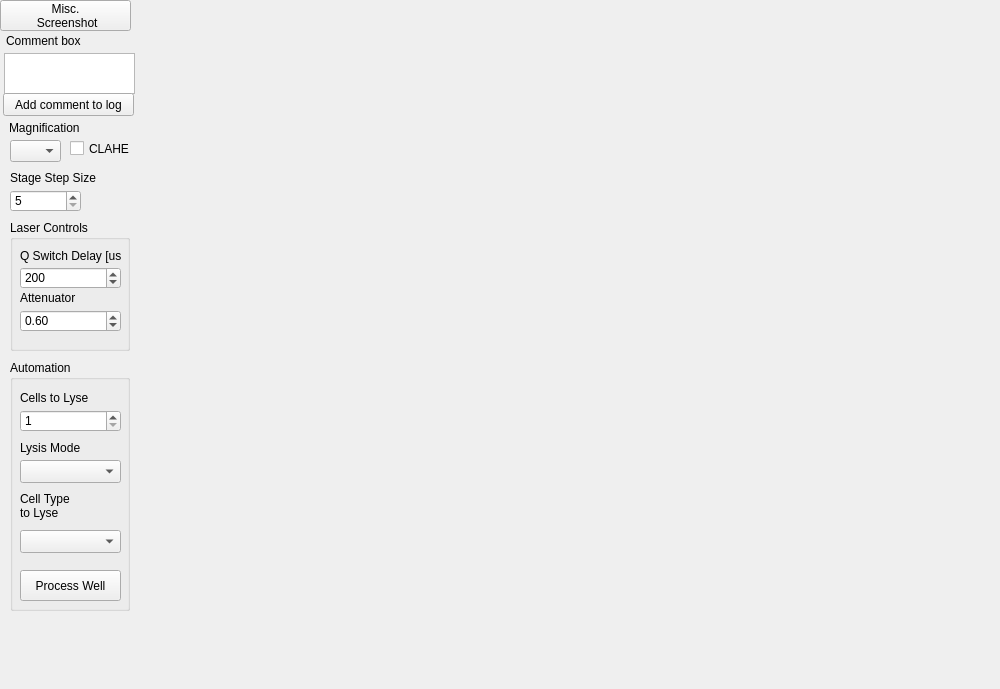
Old version of the form LCL.ui in the repository mkdryden/LCL_software.
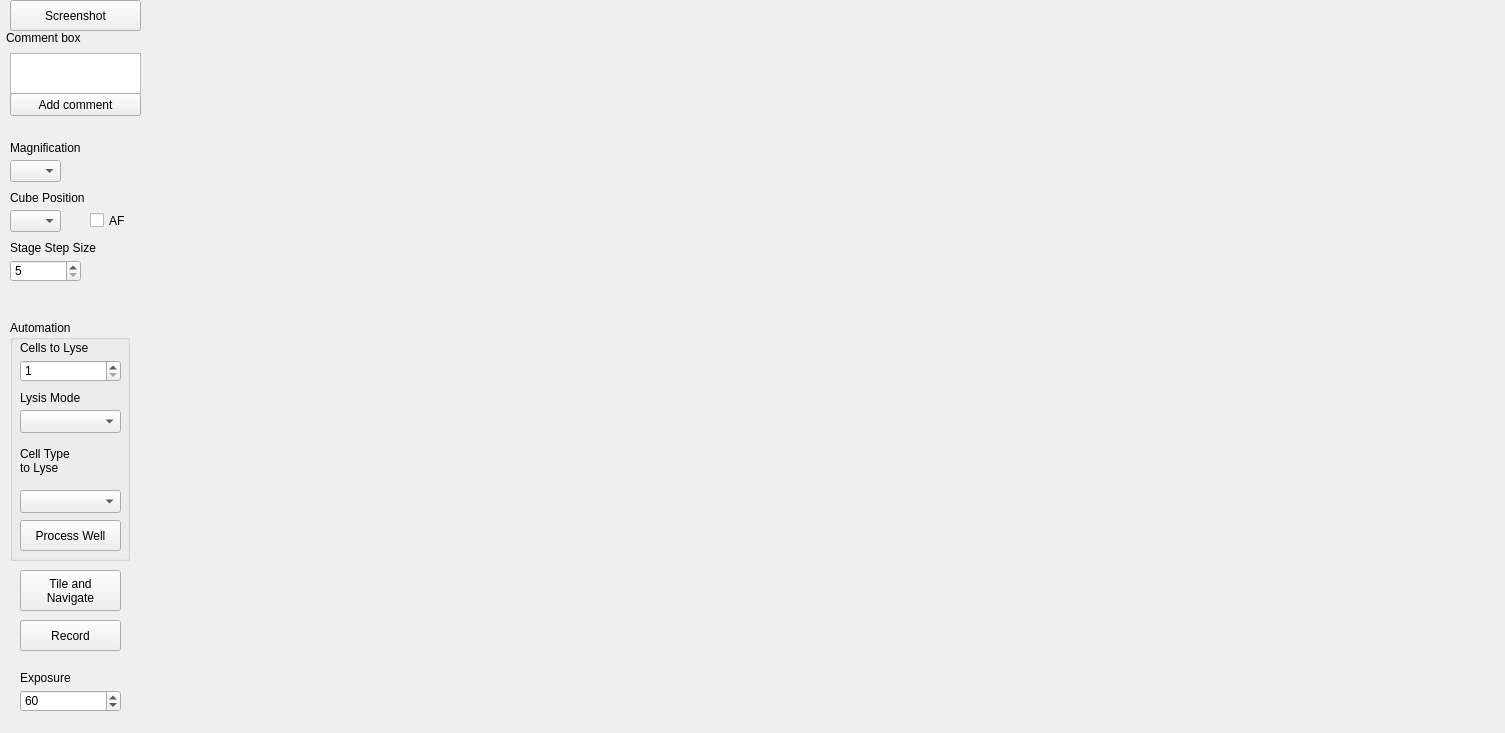
New version of the form.

What changed in the file:
```diff
--- a/LCL.ui
+++ b/LCL.ui
@@ -6,8 +6,8 @@
    <rect>
     <x>0</x>
     <y>0</y>
-    <width>1000</width>
-    <height>689</height>
+    <width>1505</width>
+    <height>733</height>
    </rect>
   </property>
   <property name="focusPolicy">
@@ -33,7 +33,7 @@
    <widget class="QPushButton" name="misc_screenshot_button">
     <property name="geometry">
      <rect>
-      <x>0</x>
+      <x>10</x>
       <y>0</y>
       <width>131</width>
       <height>31</height>
@@ -43,14 +43,13 @@
      <enum>Qt::NoFocus</enum>
     </property>
     <property name="text">
-     <string>Misc. 
- Screenshot</string>
+     <string>Screenshot</string>
     </property>
    </widget>
    <widget class="QTextEdit" name="comment_box">
     <property name="geometry">
      <rect>
-      <x>4</x>
+      <x>10</x>
       <y>53</y>
       <width>131</width>
       <height>41</height>
@@ -61,7 +60,7 @@
     <property name="geometry">
      <rect>
       <x>6</x>
-      <y>33</y>
+      <y>30</y>
       <width>121</width>
       <height>16</height>
      </rect>
@@ -73,7 +72,7 @@
    <widget class="QPushButton" name="user_comment_button">
     <property name="geometry">
      <rect>
-      <x>3</x>
+      <x>10</x>
       <y>93</y>
       <width>131</width>
       <height>23</height>
@@ -83,14 +82,14 @@
      <enum>Qt::NoFocus</enum>
     </property>
     <property name="text">
-     <string>Add comment to log</string>
+     <string>Add comment</string>
     </property>
    </widget>
    <widget class="QComboBox" name="magnification_combobox">
     <property name="geometry">
      <rect>
       <x>10</x>
-      <y>140</y>
+      <y>160</y>
       <width>51</width>
       <height>22</height>
      </rect>
@@ -108,9 +107,9 @@
    <widget class="QLabel" name="magnification_label">
     <property name="geometry">
      <rect>
-      <x>9</x>
-      <y>120</y>
-      <width>71</width>
+      <x>10</x>
+      <y>140</y>
+      <width>111</width>
       <height>16</height>
      </rect>
     </property>
@@ -121,114 +120,19 @@
    <widget class="QWidget" name="verticalLayoutWidget">
     <property name="geometry">
      <rect>
-      <x>145</x>
-      <y>3</y>
-      <width>851</width>
-      <height>681</height>
+      <x>150</x>
+      <y>10</y>
+      <width>1351</width>
+      <height>711</height>
      </rect>
     </property>
     <layout class="QVBoxLayout" name="verticalLayout"/>
    </widget>
-   <widget class="QGroupBox" name="laser_controls_groupbox">
-    <property name="geometry">
-     <rect>
-      <x>10</x>
-      <y>220</y>
-      <width>120</width>
-      <height>131</height>
-     </rect>
-    </property>
-    <property name="title">
-     <string>Laser Controls</string>
-    </property>
-    <widget class="QDoubleSpinBox" name="qswitch_delay_doublespin_box">
-     <property name="geometry">
-      <rect>
-       <x>10</x>
-       <y>47</y>
-       <width>101</width>
-       <height>22</height>
-      </rect>
-     </property>
-     <property name="focusPolicy">
-      <enum>Qt::ClickFocus</enum>
-     </property>
-     <property name="decimals">
-      <number>0</number>
-     </property>
-     <property name="minimum">
-      <double>50.000000000000000</double>
-     </property>
-     <property name="maximum">
-      <double>10000.000000000000000</double>
-     </property>
-     <property name="singleStep">
-      <double>5.000000000000000</double>
-     </property>
-     <property name="value">
-      <double>200.000000000000000</double>
-     </property>
-    </widget>
-    <widget class="QLabel" name="Qswitch_delay_label">
-     <property name="geometry">
-      <rect>
-       <x>10</x>
-       <y>28</y>
-       <width>101</width>
-       <height>16</height>
-      </rect>
-     </property>
-     <property name="text">
-      <string>Q Switch Delay [us]</string>
-     </property>
-    </widget>
-    <widget class="QLabel" name="attenuator_label">
-     <property name="geometry">
-      <rect>
-       <x>10</x>
-       <y>70</y>
-       <width>101</width>
-       <height>16</height>
-      </rect>
-     </property>
-     <property name="text">
-      <string>Attenuator</string>
-     </property>
-    </widget>
-    <widget class="QDoubleSpinBox" name="attenuator_doublespin_box">
-     <property name="geometry">
-      <rect>
-       <x>10</x>
-       <y>90</y>
-       <width>101</width>
-       <height>22</height>
-      </rect>
-     </property>
-     <property name="focusPolicy">
-      <enum>Qt::ClickFocus</enum>
-     </property>
-     <property name="decimals">
-      <number>2</number>
-     </property>
-     <property name="minimum">
-      <double>0.000000000000000</double>
-     </property>
-     <property name="maximum">
-      <double>100.000000000000000</double>
-     </property>
-     <property name="singleStep">
-      <double>0.100000000000000</double>
-     </property>
-     <property name="value">
-      <double>0.600000000000000</double>
-     </property>
-    </widget>
-   </widget>
    <widget class="QDoubleSpinBox" name="step_size_doublespin_box">
     <property name="geometry">
      <rect>
       <x>10</x>
-      <y>190</y>
+      <y>260</y>
       <width>71</width>
       <height>22</height>
      </rect>
@@ -256,8 +160,8 @@
     <property name="geometry">
      <rect>
       <x>10</x>
-      <y>170</y>
-      <width>101</width>
+      <y>240</y>
+      <width>131</width>
       <height>16</height>
      </rect>
     </property>
@@ -265,26 +169,13 @@
      <string>Stage Step Size</string>
     </property>
    </widget>
-   <widget class="QCheckBox" name="noise_filter_checkbox">
-    <property name="geometry">
-     <rect>
-      <x>70</x>
-      <y>140</y>
-      <width>71</width>
-      <height>17</height>
-     </rect>
-    </property>
-    <property name="text">
-     <string>CLAHE</string>
-    </property>
-   </widget>
    <widget class="QGroupBox" name="automation_groupbox">
     <property name="geometry">
      <rect>
       <x>10</x>
-      <y>360</y>
+      <y>320</y>
       <width>120</width>
-      <height>251</height>
+      <height>241</height>
      </rect>
     </property>
     <property name="title">
@@ -294,7 +185,7 @@
      <property name="geometry">
       <rect>
        <x>10</x>
-       <y>50</y>
+       <y>40</y>
        <width>101</width>
        <height>22</height>
       </rect>
@@ -322,7 +213,7 @@
      <property name="geometry">
       <rect>
        <x>10</x>
-       <y>30</y>
+       <y>20</y>
        <width>91</width>
        <height>16</height>
       </rect>
@@ -335,7 +226,7 @@
      <property name="geometry">
       <rect>
        <x>10</x>
-       <y>210</y>
+       <y>200</y>
        <width>101</width>
        <height>31</height>
       </rect>
@@ -348,7 +239,7 @@
      <property name="geometry">
       <rect>
        <x>10</x>
-       <y>100</y>
+       <y>90</y>
        <width>101</width>
        <height>23</height>
       </rect>
@@ -358,7 +249,7 @@
      <property name="geometry">
       <rect>
        <x>10</x>
-       <y>80</y>
+       <y>70</y>
        <width>91</width>
        <height>16</height>
       </rect>
@@ -381,9 +272,9 @@
      <property name="geometry">
       <rect>
        <x>10</x>
-       <y>130</y>
+       <y>120</y>
        <width>91</width>
-       <height>31</height>
+       <height>41</height>
       </rect>
      </property>
      <property name="text">
@@ -392,6 +283,122 @@
      </property>
     </widget>
    </widget>
+   <widget class="QPushButton" name="record_push_button">
+    <property name="geometry">
+     <rect>
+      <x>20</x>
+      <y>620</y>
+      <width>101</width>
+      <height>31</height>
+     </rect>
+    </property>
+    <property name="text">
+     <string>Record</string>
+    </property>
+    <property name="checkable">
+     <bool>true</bool>
+    </property>
+   </widget>
+   <widget class="QPushButton" name="Tile_and_navigate_pushbutton">
+    <property name="geometry">
+     <rect>
+      <x>20</x>
+      <y>570</y>
+      <width>101</width>
+      <height>41</height>
+     </rect>
+    </property>
+    <property name="text">
+     <string>Tile and
+Navigate</string>
+    </property>
+   </widget>
+   <widget class="QComboBox" name="cube_position_combobox">
+    <property name="geometry">
+     <rect>
+      <x>10</x>
+      <y>210</y>
+      <width>51</width>
+      <height>22</height>
+     </rect>
+    </property>
+    <property name="focusPolicy">
+     <enum>Qt::NoFocus</enum>
+    </property>
+    <property name="editable">
+     <bool>false</bool>
+    </property>
+    <property name="currentText">
+     <string extracomment="4x"/>
+    </property>
+   </widget>
+   <widget class="QLabel" name="label">
+    <property name="geometry">
+     <rect>
+      <x>10</x>
+      <y>190</y>
+      <width>121</width>
+      <height>16</height>
+     </rect>
+    </property>
+    <property name="text">
+     <string>Cube Position</string>
+    </property>
+   </widget>
+   <widget class="QCheckBox" name="autofocus_checkbox">
+    <property name="geometry">
+     <rect>
+      <x>90</x>
+      <y>210</y>
+      <width>51</width>
+      <height>21</height>
+     </rect>
+    </property>
+    <property name="text">
+     <string>AF</string>
+    </property>
+   </widget>
+   <widget class="QDoubleSpinBox" name="exposure_doublespin_box">
+    <property name="geometry">
+     <rect>
+      <x>20</x>
+      <y>690</y>
+      <width>101</width>
+      <height>22</height>
+     </rect>
+    </property>
+    <property name="focusPolicy">
+     <enum>Qt::ClickFocus</enum>
+    </property>
+    <property name="decimals">
+     <number>0</number>
+    </property>
+    <property name="minimum">
+     <double>1.000000000000000</double>
+    </property>
+    <property name="maximum">
+     <double>1000000.000000000000000</double>
+    </property>
+    <property name="singleStep">
+     <double>5.000000000000000</double>
+    </property>
+    <property name="value">
+     <double>60.000000000000000</double>
+    </property>
+   </widget>
+   <widget class="QLabel" name="exposure_label">
+    <property name="geometry">
+     <rect>
+      <x>20</x>
+      <y>670</y>
+      <width>131</width>
+      <height>16</height>
+     </rect>
+    </property>
+    <property name="text">
+     <string>Exposure</string>
+    </property>
+   </widget>
   </widget>
  </widget>
  <resources/>
```
